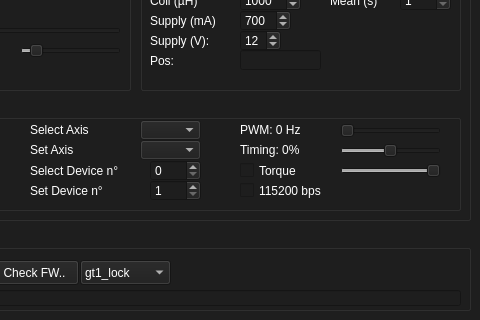
Above: mainwindow.ui from ahp-electronics/gt-configurator before the change; both pictures show x 120 to 600 and y 370 to 690 of the 600 by 690 pixel window. Below: the same form after it.
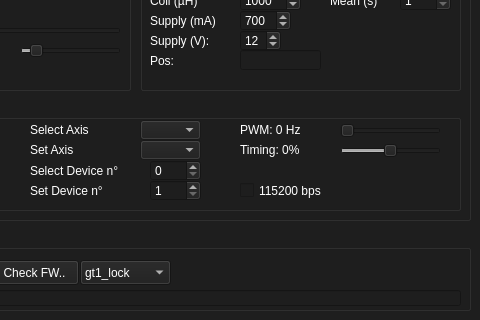
That is the form after the change.

Commit message: Corrected initial timimg setting

```diff
--- a/mainwindow.ui
+++ b/mainwindow.ui
@@ -441,47 +441,6 @@
        <string>Timing: 0%</string>
       </property>
      </widget>
-     <widget class="QSlider" name="Torque">
-      <property name="geometry">
-       <rect>
-        <x>440</x>
-        <y>60</y>
-        <width>101</width>
-        <height>21</height>
-       </rect>
-      </property>
-      <property name="minimum">
-       <number>0</number>
-      </property>
-      <property name="maximum">
-       <number>1023</number>
-      </property>
-      <property name="singleStep">
-       <number>1</number>
-      </property>
-      <property name="value">
-       <number>1023</number>
-      </property>
-      <property name="orientation">
-       <enum>Qt::Horizontal</enum>
-      </property>
-      <property name="tickPosition">
-       <enum>QSlider::NoTicks</enum>
-      </property>
-     </widget>
-     <widget class="QCheckBox" name="LimitTorque">
-      <property name="geometry">
-       <rect>
-        <x>340</x>
-        <y>60</y>
-        <width>71</width>
-        <height>21</height>
-       </rect>
-      </property>
-      <property name="text">
-       <string>Torque</string>
-      </property>
-     </widget>
      <widget class="QComboBox" name="SetAxis">
       <property name="geometry">
        <rect>
```
Left out of the diff: 4 changed lines with no effect on the pictures. The commit also changes 1 other file.
